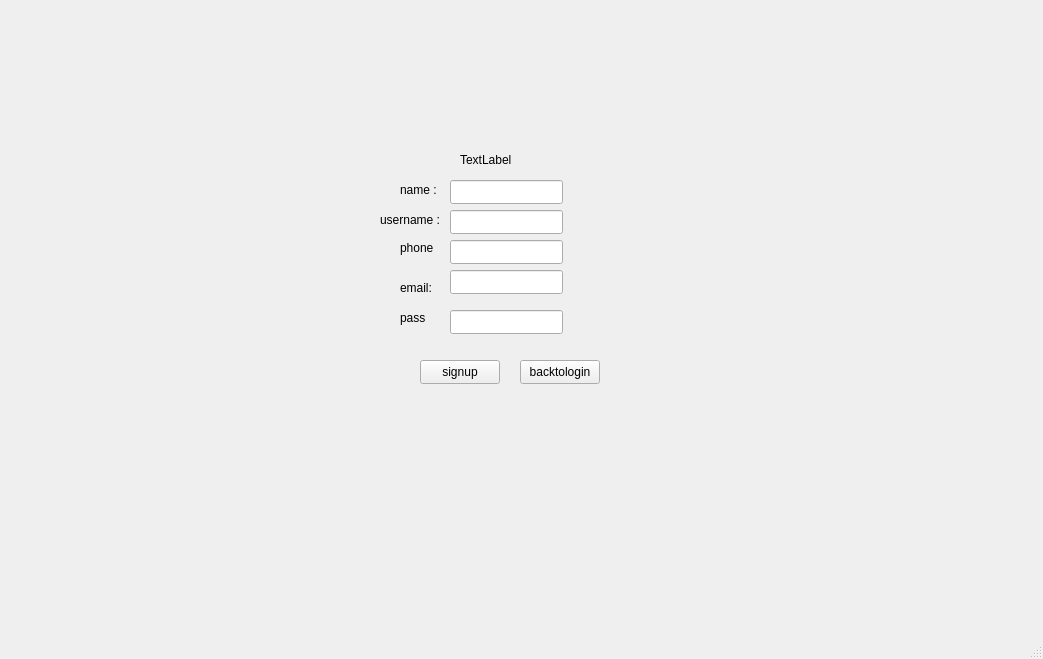
The window that PlotaClient/PlotaClient/mainwindow.ui (amirsoleimani7/plota) describes before a commit, drawn with Qt 5.
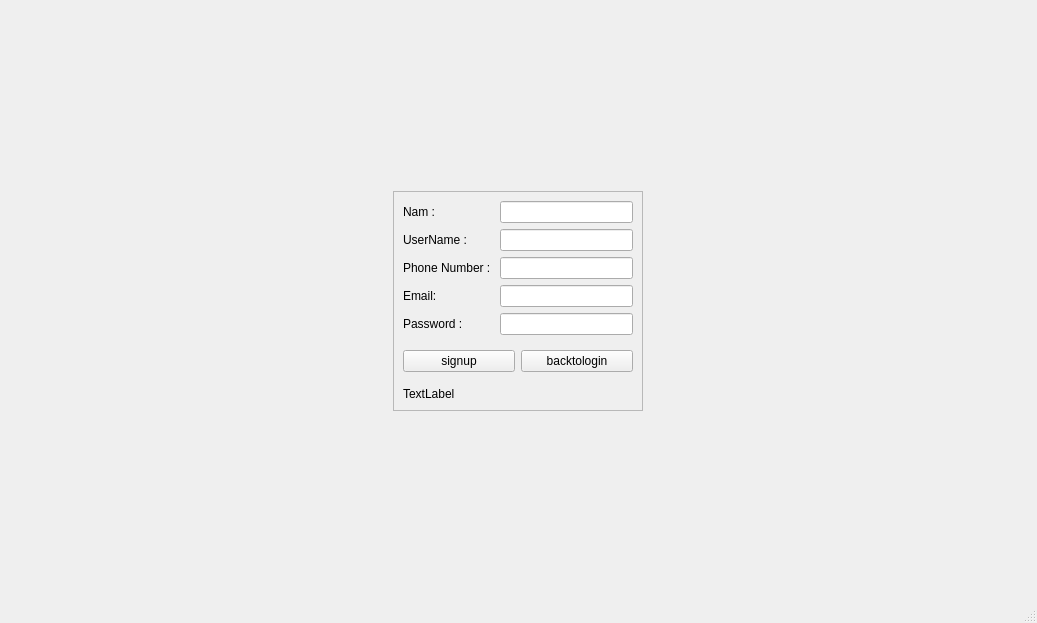
The same window after the commit. The open tabs and pages were chosen to show the change.

Commit message: add : signup styling added

What changed in the file:
```diff
--- a/PlotaClient/PlotaClient/mainwindow.ui
+++ b/PlotaClient/PlotaClient/mainwindow.ui
@@ -6,23 +6,17 @@
    <rect>
     <x>0</x>
     <y>0</y>
-    <width>1043</width>
-    <height>659</height>
+    <width>1037</width>
+    <height>623</height>
    </rect>
   </property>
   <property name="windowTitle">
    <string>MainWindow</string>
   </property>
   <widget class="QWidget" name="centralwidget">
+   <layout class="QVBoxLayout" name="verticalLayout_2">
+    <item>
    <widget class="QStackedWidget" name="stack">
-    <property name="geometry">
-     <rect>
-      <x>10</x>
-      <y>0</y>
-      <width>1041</width>
-      <height>631</height>
-     </rect>
-    </property>
     <property name="currentIndex">
      <number>3</number>
     </property>
@@ -127,163 +121,149 @@
      </widget>
     </widget>
     <widget class="QWidget" name="pageSignup">
-     <widget class="QLineEdit" name="leSignupName">
-      <property name="geometry">
-       <rect>
-        <x>440</x>
-        <y>180</y>
-        <width>113</width>
-        <height>24</height>
-       </rect>
-      </property>
-      <property name="text">
-       <string/>
-      </property>
-     </widget>
-     <widget class="QLineEdit" name="leSignupUsername">
-      <property name="geometry">
-       <rect>
-        <x>440</x>
-        <y>210</y>
-        <width>113</width>
-        <height>24</height>
-       </rect>
-      </property>
-     </widget>
-     <widget class="QLineEdit" name="leSignupPhone">
-      <property name="geometry">
-       <rect>
-        <x>440</x>
-        <y>240</y>
-        <width>113</width>
-        <height>24</height>
-       </rect>
-      </property>
-     </widget>
-     <widget class="QLineEdit" name="leSignupPassword">
-      <property name="geometry">
-       <rect>
-        <x>440</x>
-        <y>310</y>
-        <width>113</width>
-        <height>24</height>
-       </rect>
-      </property>
-     </widget>
-     <widget class="QLineEdit" name="leSignupEmail">
-      <property name="geometry">
-       <rect>
-        <x>440</x>
-        <y>270</y>
-        <width>113</width>
-        <height>24</height>
-       </rect>
-      </property>
-     </widget>
-     <widget class="QPushButton" name="btnSignup">
-      <property name="geometry">
-       <rect>
-        <x>410</x>
-        <y>360</y>
-        <width>80</width>
-        <height>24</height>
-       </rect>
-      </property>
-      <property name="text">
-       <string>signup</string>
-      </property>
-     </widget>
-     <widget class="QPushButton" name="btnBackToLogin">
-      <property name="geometry">
-       <rect>
-        <x>510</x>
-        <y>360</y>
-        <width>80</width>
-        <height>24</height>
-       </rect>
-      </property>
-      <property name="text">
-       <string>backtologin</string>
-      </property>
-     </widget>
-     <widget class="QLabel" name="lblSignupStatus">
-      <property name="geometry">
-       <rect>
-        <x>450</x>
-        <y>150</y>
-        <width>91</width>
-        <height>20</height>
-       </rect>
-      </property>
-      <property name="text">
-       <string>TextLabel</string>
-      </property>
-     </widget>
+       <layout class="QVBoxLayout" name="verticalLayout_4">
+        <item>
+         <spacer name="verticalSpacer_3">
+          <property name="orientation">
+           <enum>Qt::Orientation::Vertical</enum>
+          </property>
+          <property name="sizeHint" stdset="0">
+           <size>
+            <width>20</width>
+            <height>145</height>
+           </size>
+          </property>
+         </spacer>
+        </item>
+        <item alignment="Qt::AlignmentFlag::AlignHCenter">
+         <widget class="QFrame" name="frame">
+          <property name="minimumSize">
+           <size>
+            <width>250</width>
+            <height>0</height>
+           </size>
+          </property>
+          <property name="maximumSize">
+           <size>
+            <width>450</width>
+            <height>16777215</height>
+           </size>
+          </property>
+          <property name="frameShape">
+           <enum>QFrame::Shape::StyledPanel</enum>
+          </property>
+          <property name="frameShadow">
+           <enum>QFrame::Shadow::Raised</enum>
+          </property>
+          <layout class="QHBoxLayout" name="horizontalLayout_2">
+           <item>
+            <layout class="QFormLayout" name="cardSingup">
+             <item row="0" column="0">
      <widget class="QLabel" name="leSignupName_label">
-      <property name="geometry">
-       <rect>
-        <x>390</x>
-        <y>180</y>
-        <width>41</width>
-        <height>20</height>
-       </rect>
-      </property>
+               <property name="text">
+                <string>Nam :</string>
+               </property>
+              </widget>
+             </item>
+             <item row="0" column="1">
+              <widget class="QLineEdit" name="leSignupName">
       <property name="text">
-       <string>name : </string>
-      </property>
-     </widget>
+                <string/>
+               </property>
+              </widget>
+             </item>
+             <item row="1" column="0">
      <widget class="QLabel" name="leSignupUsername_label">
-      <property name="geometry">
-       <rect>
-        <x>370</x>
-        <y>210</y>
-        <width>61</width>
-        <height>20</height>
-       </rect>
-      </property>
       <property name="text">
-       <string>username :</string>
-      </property>
-     </widget>
+                <string>UserName :</string>
+               </property>
+              </widget>
+             </item>
+             <item row="1" column="1">
+              <widget class="QLineEdit" name="leSignupUsername"/>
+             </item>
+             <item row="2" column="0">
      <widget class="QLabel" name="leSignupPhone_label">
-      <property name="geometry">
-       <rect>
-        <x>390</x>
-        <y>240</y>
-        <width>49</width>
-        <height>16</height>
-       </rect>
-      </property>
       <property name="text">
-       <string>phone</string>
-      </property>
-     </widget>
+                <string>Phone Number : </string>
+               </property>
+              </widget>
+             </item>
+             <item row="2" column="1">
+              <widget class="QLineEdit" name="leSignupPhone"/>
+             </item>
+             <item row="3" column="0">
      <widget class="QLabel" name="leSignupEmail_label">
-      <property name="geometry">
-       <rect>
-        <x>390</x>
-        <y>280</y>
-        <width>49</width>
-        <height>16</height>
-       </rect>
-      </property>
       <property name="text">
-       <string>email: </string>
-      </property>
-     </widget>
+                <string>Email: </string>
+               </property>
+              </widget>
+             </item>
+             <item row="3" column="1">
+              <widget class="QLineEdit" name="leSignupEmail"/>
+             </item>
+             <item row="4" column="0">
      <widget class="QLabel" name="leSignupPassword_label">
-      <property name="geometry">
-       <rect>
-        <x>390</x>
-        <y>310</y>
-        <width>49</width>
-        <height>16</height>
-       </rect>
-      </property>
+               <property name="text">
+                <string>Password : </string>
+               </property>
+              </widget>
+             </item>
+             <item row="4" column="1">
+              <widget class="QLineEdit" name="leSignupPassword"/>
+             </item>
+             <item row="6" column="0">
+              <widget class="QLabel" name="lblSignupStatus">
       <property name="text">
-       <string>pass</string>
-      </property>
-     </widget>
+                <string>TextLabel</string>
+               </property>
+              </widget>
+             </item>
+             <item row="5" column="0" colspan="2">
+              <widget class="QWidget" name="widget" native="true">
+               <layout class="QHBoxLayout" name="horizontalLayout_3">
+                <property name="leftMargin">
+                 <number>0</number>
+                </property>
+                <property name="rightMargin">
+                 <number>0</number>
+                </property>
+                <item>
+                 <widget class="QPushButton" name="btnSignup">
+                  <property name="text">
+                   <string>signup</string>
+                  </property>
+                 </widget>
+                </item>
+                <item>
+                 <widget class="QPushButton" name="btnBackToLogin">
+                  <property name="text">
+                   <string>backtologin</string>
+                  </property>
+                 </widget>
+                </item>
+               </layout>
+              </widget>
+             </item>
+            </layout>
+           </item>
+          </layout>
+         </widget>
+        </item>
+        <item>
+         <spacer name="verticalSpacer_4">
+          <property name="orientation">
+           <enum>Qt::Orientation::Vertical</enum>
+          </property>
+          <property name="sizeHint" stdset="0">
+           <size>
+            <width>20</width>
+            <height>145</height>
+           </size>
+          </property>
+         </spacer>
+        </item>
+       </layout>
     </widget>
     <widget class="QWidget" name="pageForgot">
      <widget class="QLineEdit" name="leForgotUsername">
@@ -541,6 +521,8 @@
      </widget>
     </widget>
    </widget>
+    </item>
+   </layout>
   </widget>
   <widget class="QMenuBar" name="menubar">
    <property name="geometry">
```
Left out of the diff: 188 changed lines with no effect on the pictures. Lines whose indentation alone changed are shown as unchanged.
